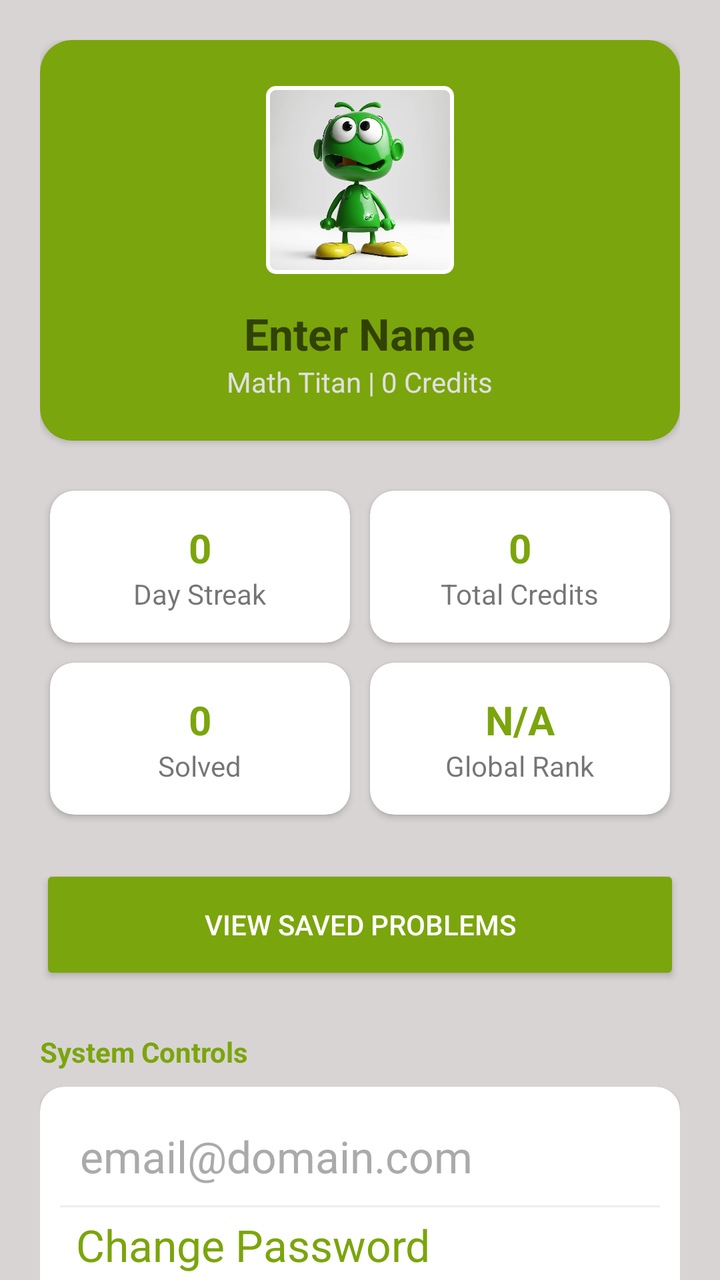
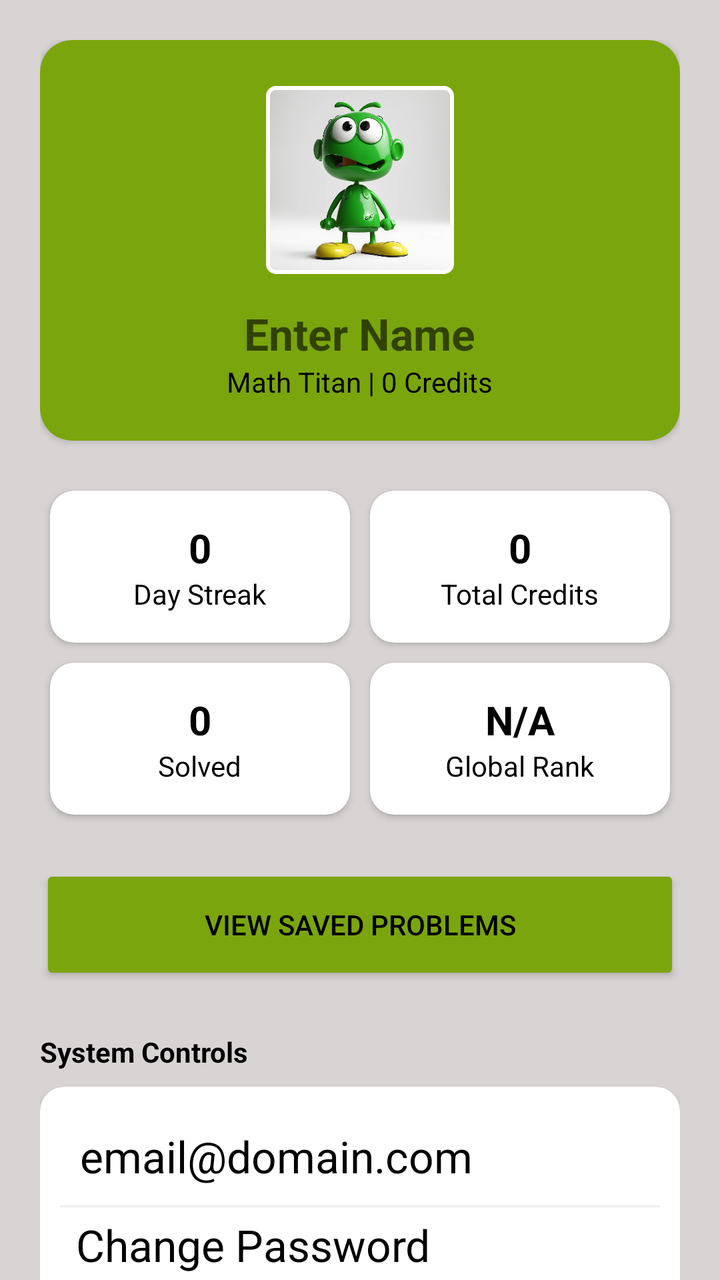

An Android layout rendered at two revisions. The XML below is the earlier revision; the diff shows what the commit changed to produce the second picture.
<!-- AndroidManifest.xml: application theme demotheme -->
<!-- res/layout/activity_account.xml -->
<?xml version="1.0" encoding="utf-8"?>
<androidx.core.widget.NestedScrollView xmlns:android="http://schemas.android.com/apk/res/android"
    xmlns:app="http://schemas.android.com/apk/res-auto"
    xmlns:tools="http://schemas.android.com/tools"
    android:layout_width="match_parent"
    android:layout_height="match_parent"
    android:background="@color/mainer"
    android:id="@+id/main_account"
    tools:context=".AccountActivity">

    <LinearLayout
        android:layout_width="match_parent"
        android:layout_height="wrap_content"
        android:orientation="vertical"
        android:padding="20dp">

        <androidx.cardview.widget.CardView
            android:layout_width="match_parent"
            android:layout_height="wrap_content"
            app:cardCornerRadius="16dp"
            app:cardBackgroundColor="@color/action">

            <LinearLayout
                android:layout_width="match_parent"
                android:layout_height="wrap_content"
                android:gravity="center"
                android:orientation="vertical"
                android:padding="20dp">

                <com.google.android.material.imageview.ShapeableImageView
                    android:id="@+id/imgAvatar"
                    android:layout_width="100dp"
                    android:layout_height="100dp"
                    android:padding="4dp"
                    android:src="@drawable/info"
                    app:strokeColor="@color/topper"
                    app:strokeWidth="2dp"
                    app:shapeAppearanceOverlay="@style/ShapeAppearance.MaterialComponents.SmallComponent" />

                <EditText
                    android:id="@+id/etProfileName"
                    android:layout_width="wrap_content"
                    android:layout_height="wrap_content"
                    android:layout_marginTop="12dp"
                    android:background="@android:color/transparent"
                    android:hint="Enter Name"
                    android:textColor="@color/topper"
                    android:textSize="22sp"
                    android:textStyle="bold"
                    android:textAlignment="center" />

                <TextView
                    android:id="@+id/tvMathTitle"
                    android:layout_width="wrap_content"
                    android:layout_height="wrap_content"
                    android:text="Math Titan | 0 Credits"
                    android:textColor="#E0E0E0" />
            </LinearLayout>
        </androidx.cardview.widget.CardView>

        <GridLayout
            android:layout_width="match_parent"
            android:layout_height="wrap_content"
            android:layout_marginTop="20dp"
            android:columnCount="2"
            android:rowCount="2">

            <androidx.cardview.widget.CardView
                android:layout_width="0dp"
                android:layout_height="wrap_content"
                android:layout_columnWeight="1"
                android:layout_margin="5dp"
                app:cardCornerRadius="12dp">
                <LinearLayout android:padding="15dp" android:gravity="center" android:orientation="vertical" android:layout_width="match_parent" android:layout_height="wrap_content">
                    <TextView android:id="@+id/tvStatStreak" android:layout_width="wrap_content" android:layout_height="wrap_content" android:text="0" android:textSize="20sp" android:textStyle="bold" android:textColor="@color/action"/>
                    <TextView android:layout_width="wrap_content" android:layout_height="wrap_content" android:text="Day Streak"/>
                </LinearLayout>
            </androidx.cardview.widget.CardView>

            <androidx.cardview.widget.CardView
                android:layout_width="0dp"
                android:layout_height="wrap_content"
                android:layout_columnWeight="1"
                android:layout_margin="5dp"
                app:cardCornerRadius="12dp">
                <LinearLayout android:padding="15dp" android:gravity="center" android:orientation="vertical" android:layout_width="match_parent" android:layout_height="wrap_content">
                    <TextView android:id="@+id/tvStatCredits" android:layout_width="wrap_content" android:layout_height="wrap_content" android:text="0" android:textSize="20sp" android:textStyle="bold" android:textColor="@color/action"/>
                    <TextView android:layout_width="wrap_content" android:layout_height="wrap_content" android:text="Total Credits"/>
                </LinearLayout>
            </androidx.cardview.widget.CardView>

            <androidx.cardview.widget.CardView
                android:layout_width="0dp"
                android:layout_height="wrap_content"
                android:layout_columnWeight="1"
                android:layout_margin="5dp"
                app:cardCornerRadius="12dp">
                <LinearLayout android:padding="15dp" android:gravity="center" android:orientation="vertical" android:layout_width="match_parent" android:layout_height="wrap_content">
                    <TextView android:id="@+id/tvStatSolved" android:layout_width="wrap_content" android:layout_height="wrap_content" android:text="0" android:textSize="20sp" android:textStyle="bold" android:textColor="@color/action"/>
                    <TextView android:layout_width="wrap_content" android:layout_height="wrap_content" android:text="Solved"/>
                </LinearLayout>
            </androidx.cardview.widget.CardView>

            <androidx.cardview.widget.CardView
                android:layout_width="0dp"
                android:layout_height="wrap_content"
                android:layout_columnWeight="1"
                android:layout_margin="5dp"
                app:cardCornerRadius="12dp">
                <LinearLayout android:padding="15dp" android:gravity="center" android:orientation="vertical" android:layout_width="match_parent" android:layout_height="wrap_content">
                    <TextView android:id="@+id/tvStatRank" android:layout_width="wrap_content" android:layout_height="wrap_content" android:text="N/A" android:textSize="20sp" android:textStyle="bold" android:textColor="@color/action"/>
                    <TextView android:layout_width="wrap_content" android:layout_height="wrap_content" android:text="Global Rank"/>
                </LinearLayout>
            </androidx.cardview.widget.CardView>
        </GridLayout>

        <Button
            android:id="@+id/btnViewBookmarks"
            android:layout_width="match_parent"
            android:layout_height="60dp"
            android:layout_marginTop="20dp"
            android:backgroundTint="@color/action"
            android:text="View Saved Problems"
            android:textColor="@color/topper"
            app:cornerRadius="12dp" />

        <TextView
            android:layout_width="wrap_content"
            android:layout_height="wrap_content"
            android:layout_marginTop="24dp"
            android:text="System Controls"
            android:textStyle="bold"
            android:textColor="@color/action"/>

        <androidx.cardview.widget.CardView
            android:layout_width="match_parent"
            android:layout_height="wrap_content"
            android:layout_marginTop="8dp"
            app:cardCornerRadius="12dp">
            <LinearLayout android:orientation="vertical" android:padding="10dp" android:layout_width="match_parent" android:layout_height="wrap_content">

                <TextView
                    android:id="@+id/tvUserEmail"
                    android:layout_width="match_parent"
                    android:layout_height="wrap_content"
                    android:padding="10dp"
                    android:text="email@domain.com"
                    android:textAppearance="@style/TextAppearance.AppCompat.Large"
                    android:textColor="@android:color/darker_gray" />
                <View
                    android:layout_width="match_parent"
                    android:layout_height="1dp"
                    android:background="#EEEEEE"/>

                <Button
                    android:id="@+id/btnChangePass"
                    style="@style/Widget.MaterialComponents.Button.TextButton"
                    android:layout_width="match_parent"
                    android:layout_height="wrap_content"
                    android:gravity="start"
                    android:text="Change Password"
                    android:textAppearance="@style/TextAppearance.AppCompat.Large"
                    android:textColor="@color/action" />
                <View
                    android:layout_width="match_parent"
                    android:layout_height="1dp"
                    android:background="#EEEEEE"/>

                <Button
                    android:id="@+id/btnLogout"
                    style="@style/Widget.MaterialComponents.Button.TextButton"
                    android:layout_width="match_parent"
                    android:layout_height="wrap_content"
                    android:gravity="start"
                    android:text="Logout Account"
                    android:textAppearance="@style/TextAppearance.AppCompat.Large"
                    android:textColor="#D32F2F" />

            </LinearLayout>
        </androidx.cardview.widget.CardView>

    </LinearLayout>
</androidx.core.widget.NestedScrollView>
<!-- resources referenced by this layout -->
<resources>
  <color name="action">#7BA50C</color>
  <color name="mainer">#D8D4D4</color>
  <color name="topper">#ffffff</color>
  <!-- drawable info: jpg bitmap (drawable, 39269 bytes) -->
  <style name="demotheme" parent="Theme.AppCompat.Light.NoActionBar">
          <item name="windowActionBar">false</item>
          <item name="windowNoTitle">true</item>
          <item name="statusBarBackground">@color/action</item>
          <item name="colorPrimary">@color/action</item>
          <item name="colorAccent">@color/action</item>
          <item name="colorPrimaryDark">@color/action</item>
          <item name="android:statusBarColor">@color/action</item>
          <item name="colorPrimaryVariant">@color/action</item>
          <item name="colorOnPrimary">@color/action</item>
          <item name="colorOnSecondary">@color/action</item>
  
      </style>
</resources>

<!-- the commit's change to res/layout/activity_account.xml (unified diff, before → after) -->
@@ -37,24 +37,24 @@
                     app:strokeWidth="2dp"
                     app:shapeAppearanceOverlay="@style/ShapeAppearance.MaterialComponents.SmallComponent" />
 
-                <EditText
+                <TextView
                     android:id="@+id/etProfileName"
                     android:layout_width="wrap_content"
                     android:layout_height="wrap_content"
                     android:layout_marginTop="12dp"
                     android:background="@android:color/transparent"
                     android:hint="Enter Name"
-                    android:textColor="@color/topper"
+                    android:textAlignment="center"
+                    android:textColor="@color/blackwhiter"
                     android:textSize="22sp"
-                    android:textStyle="bold"
-                    android:textAlignment="center" />
+                    android:textStyle="bold" />
 
                 <TextView
                     android:id="@+id/tvMathTitle"
                     android:layout_width="wrap_content"
                     android:layout_height="wrap_content"
                     android:text="Math Titan | 0 Credits"
-                    android:textColor="#E0E0E0" />
+                    android:textColor="@color/blackwhiter" />
             </LinearLayout>
         </androidx.cardview.widget.CardView>
 
@@ -72,44 +72,96 @@
                 android:layout_margin="5dp"
                 app:cardCornerRadius="12dp">
                 <LinearLayout android:padding="15dp" android:gravity="center" android:orientation="vertical" android:layout_width="match_parent" android:layout_height="wrap_content">
-                    <TextView android:id="@+id/tvStatStreak" android:layout_width="wrap_content" android:layout_height="wrap_content" android:text="0" android:textSize="20sp" android:textStyle="bold" android:textColor="@color/action"/>
-                    <TextView android:layout_width="wrap_content" android:layout_height="wrap_content" android:text="Day Streak"/>
-                </LinearLayout>
-            </androidx.cardview.widget.CardView>
-
-            <androidx.cardview.widget.CardView
-                android:layout_width="0dp"
-                android:layout_height="wrap_content"
-                android:layout_columnWeight="1"
-                android:layout_margin="5dp"
-                app:cardCornerRadius="12dp">
-                <LinearLayout android:padding="15dp" android:gravity="center" android:orientation="vertical" android:layout_width="match_parent" android:layout_height="wrap_content">
-                    <TextView android:id="@+id/tvStatCredits" android:layout_width="wrap_content" android:layout_height="wrap_content" android:text="0" android:textSize="20sp" android:textStyle="bold" android:textColor="@color/action"/>
-                    <TextView android:layout_width="wrap_content" android:layout_height="wrap_content" android:text="Total Credits"/>
-                </LinearLayout>
-            </androidx.cardview.widget.CardView>
-
-            <androidx.cardview.widget.CardView
-                android:layout_width="0dp"
-                android:layout_height="wrap_content"
-                android:layout_columnWeight="1"
-                android:layout_margin="5dp"
-                app:cardCornerRadius="12dp">
-                <LinearLayout android:padding="15dp" android:gravity="center" android:orientation="vertical" android:layout_width="match_parent" android:layout_height="wrap_content">
-                    <TextView android:id="@+id/tvStatSolved" android:layout_width="wrap_content" android:layout_height="wrap_content" android:text="0" android:textSize="20sp" android:textStyle="bold" android:textColor="@color/action"/>
-                    <TextView android:layout_width="wrap_content" android:layout_height="wrap_content" android:text="Solved"/>
-                </LinearLayout>
-            </androidx.cardview.widget.CardView>
-
-            <androidx.cardview.widget.CardView
-                android:layout_width="0dp"
-                android:layout_height="wrap_content"
-                android:layout_columnWeight="1"
-                android:layout_margin="5dp"
-                app:cardCornerRadius="12dp">
-                <LinearLayout android:padding="15dp" android:gravity="center" android:orientation="vertical" android:layout_width="match_parent" android:layout_height="wrap_content">
-                    <TextView android:id="@+id/tvStatRank" android:layout_width="wrap_content" android:layout_height="wrap_content" android:text="N/A" android:textSize="20sp" android:textStyle="bold" android:textColor="@color/action"/>
-                    <TextView android:layout_width="wrap_content" android:layout_height="wrap_content" android:text="Global Rank"/>
+
+                    <TextView
+                        android:id="@+id/tvStatStreak"
+                        android:layout_width="wrap_content"
+                        android:layout_height="wrap_content"
+                        android:text="0"
+                        android:textColor="@color/blackwhiter"
+                        android:textSize="20sp"
+                        android:textStyle="bold" />
+
+                    <TextView
+                        android:layout_width="wrap_content"
+                        android:layout_height="wrap_content"
+                        android:text="Day Streak"
+                        android:textColor="@color/blackwhiter" />
+                </LinearLayout>
+            </androidx.cardview.widget.CardView>
+
+            <androidx.cardview.widget.CardView
+                android:layout_width="0dp"
+                android:layout_height="wrap_content"
+                android:layout_columnWeight="1"
+                android:layout_margin="5dp"
+                app:cardCornerRadius="12dp">
+                <LinearLayout android:padding="15dp" android:gravity="center" android:orientation="vertical" android:layout_width="match_parent" android:layout_height="wrap_content">
+
+                    <TextView
+                        android:id="@+id/tvStatCredits"
+                        android:layout_width="wrap_content"
+                        android:layout_height="wrap_content"
+                        android:text="0"
+                        android:textColor="@color/blackwhiter"
+                        android:textSize="20sp"
+                        android:textStyle="bold" />
+
+                    <TextView
+                        android:layout_width="wrap_content"
+                        android:layout_height="wrap_content"
+                        android:text="Total Credits"
+                        android:textColor="@color/blackwhiter" />
+                </LinearLayout>
+            </androidx.cardview.widget.CardView>
+
+            <androidx.cardview.widget.CardView
+                android:layout_width="0dp"
+                android:layout_height="wrap_content"
+                android:layout_columnWeight="1"
+                android:layout_margin="5dp"
+                app:cardCornerRadius="12dp">
+                <LinearLayout android:padding="15dp" android:gravity="center" android:orientation="vertical" android:layout_width="match_parent" android:layout_height="wrap_content">
+
+                    <TextView
+                        android:id="@+id/tvStatSolved"
+                        android:layout_width="wrap_content"
+                        android:layout_height="wrap_content"
+                        android:text="0"
+                        android:textColor="@color/blackwhiter"
+                        android:textSize="20sp"
+                        android:textStyle="bold" />
+
+                    <TextView
+                        android:layout_width="wrap_content"
+                        android:layout_height="wrap_content"
+                        android:text="Solved"
+                        android:textColor="@color/blackwhiter" />
+                </LinearLayout>
+            </androidx.cardview.widget.CardView>
+
+            <androidx.cardview.widget.CardView
+                android:layout_width="0dp"
+                android:layout_height="wrap_content"
+                android:layout_columnWeight="1"
+                android:layout_margin="5dp"
+                app:cardCornerRadius="12dp">
+                <LinearLayout android:padding="15dp" android:gravity="center" android:orientation="vertical" android:layout_width="match_parent" android:layout_height="wrap_content">
+
+                    <TextView
+                        android:id="@+id/tvStatRank"
+                        android:layout_width="wrap_content"
+                        android:layout_height="wrap_content"
+                        android:text="N/A"
+                        android:textColor="@color/blackwhiter"
+                        android:textSize="20sp"
+                        android:textStyle="bold" />
+
+                    <TextView
+                        android:layout_width="wrap_content"
+                        android:layout_height="wrap_content"
+                        android:text="Global Rank"
+                        android:textColor="@color/blackwhiter" />
                 </LinearLayout>
             </androidx.cardview.widget.CardView>
         </GridLayout>
@@ -121,7 +173,7 @@
             android:layout_marginTop="20dp"
             android:backgroundTint="@color/action"
             android:text="View Saved Problems"
-            android:textColor="@color/topper"
+            android:textColor="@color/blackwhiter"
             app:cornerRadius="12dp" />
 
         <TextView
@@ -129,8 +181,8 @@
             android:layout_height="wrap_content"
             android:layout_marginTop="24dp"
             android:text="System Controls"
-            android:textStyle="bold"
-            android:textColor="@color/action"/>
+            android:textColor="@color/blackwhiter"
+            android:textStyle="bold" />
 
         <androidx.cardview.widget.CardView
             android:layout_width="match_parent"
@@ -146,7 +198,7 @@
                     android:padding="10dp"
                     android:text="email@domain.com"
                     android:textAppearance="@style/TextAppearance.AppCompat.Large"
-                    android:textColor="@android:color/darker_gray" />
+                    android:textColor="@color/blackwhiter" />
                 <View
                     android:layout_width="match_parent"
                     android:layout_height="1dp"
@@ -160,7 +212,7 @@
                     android:gravity="start"
                     android:text="Change Password"
                     android:textAppearance="@style/TextAppearance.AppCompat.Large"
-                    android:textColor="@color/action" />
+                    android:textColor="@color/blackwhiter" />
                 <View
                     android:layout_width="match_parent"
                     android:layout_height="1dp"
<!-- resource entries referenced after the edit -->
@@ -1,6 +1,7 @@
 <!-- resources referenced by this layout -->
 <resources>
   <color name="action">#7BA50C</color>
+  <color name="blackwhiter">#000000</color>
   <color name="mainer">#D8D4D4</color>
   <color name="topper">#ffffff</color>
   <!-- drawable info: jpg bitmap (drawable, 39269 bytes) -->
@@ -16,6 +17,7 @@
           <item name="colorOnPrimary">@color/action</item>
           <item name="colorOnSecondary">@color/action</item>
   
+  
       </style>
 </resources>
 
